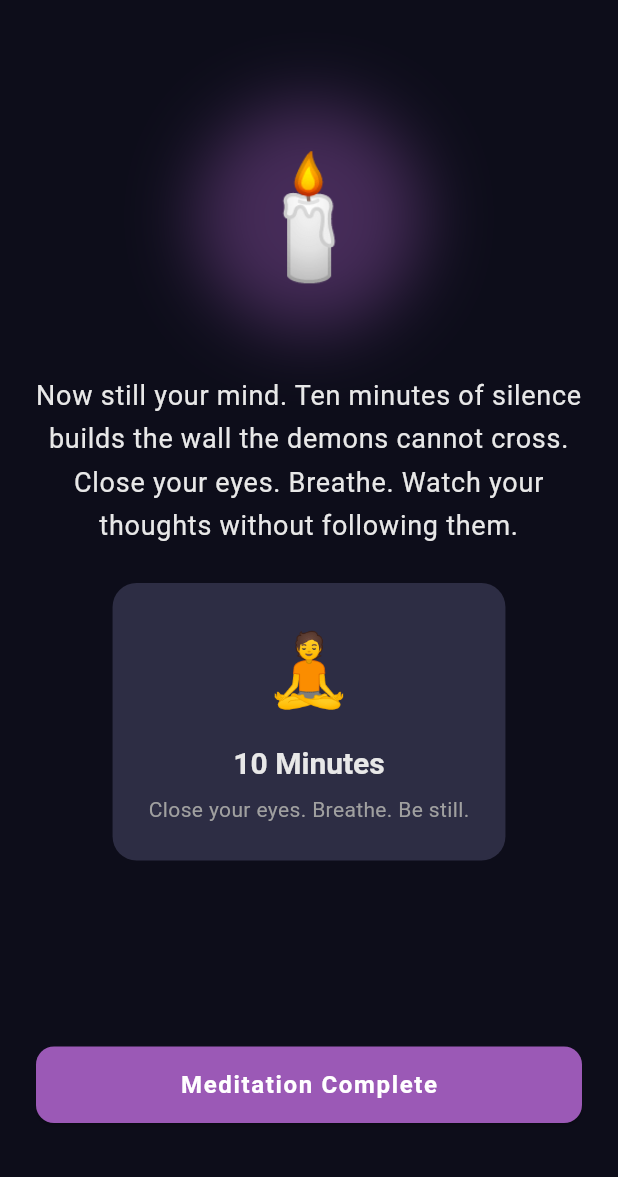
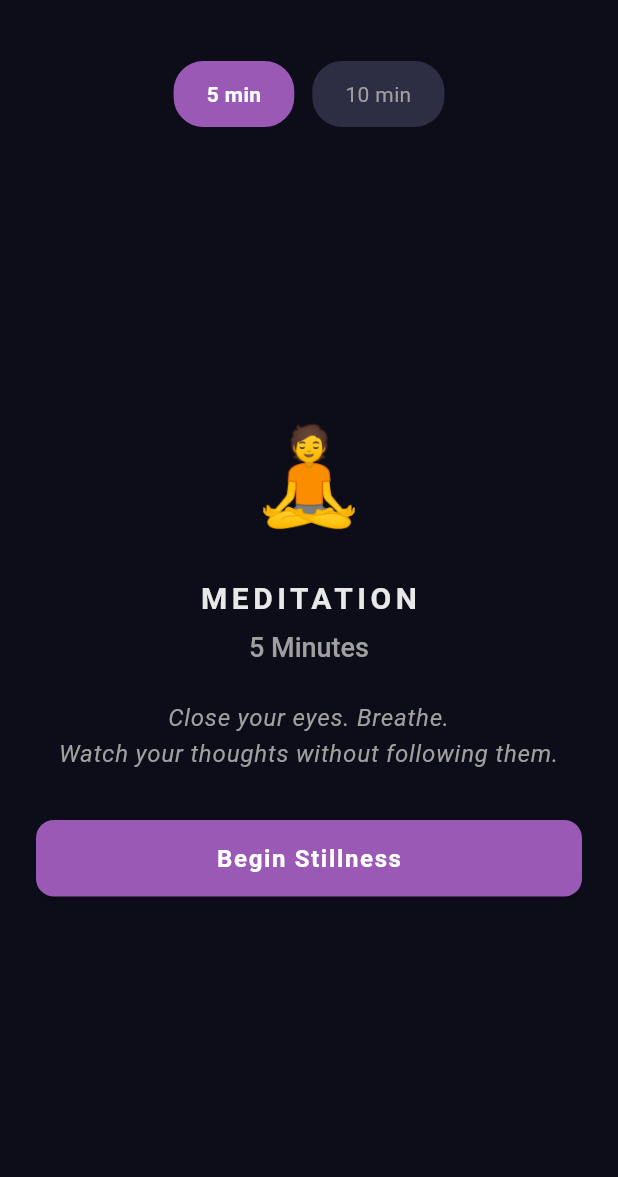
Before and after one commit to nathan-castor/fighting-demons-flutter, a Flutter app: the FaceOffScreen screen opened by its route, after a tap on "I am ready", after a tap on "Done", on a phone screen of 412 x 824 dp, the part 59-1236 px from its top. Run offline on Flutter 3.47's test engine with Material 3 defaults, Android fonts, the phone set to English and light mode, and no system bars; our stand-ins replace flutter_riverpod, go_router, supabase_flutter; accounts and stored records are empty.

Commit message:
Add meditation timer with breathing animation, 5/10 min options

```diff
--- a/lib/screens/face_off/face_off_screen.dart
+++ b/lib/screens/face_off/face_off_screen.dart
@@ -8,6 +8,7 @@ import 'package:fighting_demons/providers/providers.dart';
 import 'package:fighting_demons/router/app_router.dart';
 import 'package:fighting_demons/theme/app_theme.dart';
 import 'package:fighting_demons/config/lore_data.dart';
+import 'package:fighting_demons/widgets/meditation_timer.dart';
 
 enum FaceOffState {
   greeting,
@@ -33,6 +34,7 @@ class _FaceOffScreenState extends ConsumerState<FaceOffScreen>
   int? _reps;
   final _repsController = TextEditingController();
   bool _isPr = false;
+  int _meditationMinutes = 5; // Default 5 minutes, option for 10
 
   late AnimationController _textAnimController;
   late Animation<double> _textFadeAnim;
@@ -242,47 +244,39 @@ class _FaceOffScreenState extends ConsumerState<FaceOffScreen>
   }
 
   Widget _buildMeditation() {
-    final profile = ref.watch(profileProvider).valueOrNull;
-    final stageEmoji = profile?.spiritGuideStage.icon ?? '🕯️';
-
-    return _DialogScreen(
-      emoji: stageEmoji,
-      message: meditationPrompt,
+    return Padding(
+      padding: const EdgeInsets.all(24),
       child: Column(
         children: [
-          const SizedBox(height: 24),
-          // TODO: Add actual meditation timer here
-          Container(
-            padding: const EdgeInsets.all(24),
-            decoration: BoxDecoration(
-              color: AppColors.surfaceLight,
-              borderRadius: BorderRadius.circular(16),
-            ),
-            child: Column(
+          // Duration selector (only show if timer hasn't started)
+          Padding(
+            padding: const EdgeInsets.only(bottom: 24),
+            child: Row(
+              mainAxisAlignment: MainAxisAlignment.center,
               children: [
-                const Text('🧘', style: TextStyle(fontSize: 48)),
-                const SizedBox(height: 16),
-                Text(
-                  '10 Minutes',
-                  style: Theme.of(context).textTheme.headlineMedium,
+                _DurationChip(
+                  label: '5 min',
+                  selected: _meditationMinutes == 5,
+                  onTap: () => setState(() => _meditationMinutes = 5),
                 ),
-                const SizedBox(height: 8),
-                const Text(
-                  'Close your eyes. Breathe. Be still.',
-                  style: TextStyle(color: AppColors.textSecondary),
+                const SizedBox(width: 12),
+                _DurationChip(
+                  label: '10 min',
+                  selected: _meditationMinutes == 10,
+                  onTap: () => setState(() => _meditationMinutes = 10),
                 ),
               ],
             ),
           ),
+
+          Expanded(
+            child: MeditationTimer(
+              durationMinutes: _meditationMinutes,
+              onComplete: _completeMeditation,
+            ),
+          ),
         ],
       ),
-      actions: [
-        _DialogButton(
-          label: 'Meditation Complete',
-          isPrimary: true,
-          onPressed: _completeMeditation,
-        ),
-      ],
     );
   }
 
@@ -462,3 +456,40 @@ class _DialogButton {
     required this.onPressed,
   });
 }
+
+class _DurationChip extends StatelessWidget {
+  final String label;
+  final bool selected;
+  final VoidCallback onTap;
+
+  const _DurationChip({
+    required this.label,
+    required this.selected,
+    required this.onTap,
+  });
+
+  @override
+  Widget build(BuildContext context) {
+    return GestureDetector(
+      onTap: onTap,
+      child: Container(
+        padding: const EdgeInsets.symmetric(horizontal: 20, vertical: 10),
+        decoration: BoxDecoration(
+          color: selected ? AppColors.primary : AppColors.surfaceLight,
+          borderRadius: BorderRadius.circular(20),
+          border: Border.all(
+            color: selected ? AppColors.primary : Colors.transparent,
+            width: 2,
+          ),
+        ),
+        child: Text(
+          label,
+          style: TextStyle(
+            color: selected ? Colors.white : AppColors.textSecondary,
+            fontWeight: selected ? FontWeight.bold : FontWeight.normal,
+          ),
+        ),
+      ),
+    );
+  }
+}
--- /dev/null
+++ b/lib/widgets/meditation_timer.dart
@@ -0,0 +1,286 @@
+/// meditation_timer.dart
+/// Countdown timer for meditation with haptic feedback
+
+import 'dart:async';
+import 'package:flutter/material.dart';
+import 'package:flutter/services.dart';
+import 'package:fighting_demons/theme/app_theme.dart';
+
+class MeditationTimer extends StatefulWidget {
+  final int durationMinutes;
+  final VoidCallback onComplete;
+  final VoidCallback? onSkip;
+
+  const MeditationTimer({
+    super.key,
+    required this.durationMinutes,
+    required this.onComplete,
+    this.onSkip,
+  });
+
+  @override
+  State<MeditationTimer> createState() => _MeditationTimerState();
+}
+
+class _MeditationTimerState extends State<MeditationTimer>
+    with TickerProviderStateMixin {
+  late int _secondsRemaining;
+  Timer? _timer;
+  bool _isRunning = false;
+  bool _isComplete = false;
+  late AnimationController _pulseController;
+  late Animation<double> _pulseAnimation;
+
+  @override
+  void initState() {
+    super.initState();
+    _secondsRemaining = widget.durationMinutes * 60;
+
+    _pulseController = AnimationController(
+      duration: const Duration(seconds: 4),
+      vsync: this,
+    )..repeat(reverse: true);
+
+    _pulseAnimation = Tween<double>(begin: 0.8, end: 1.0).animate(
+      CurvedAnimation(parent: _pulseController, curve: Curves.easeInOut),
+    );
+  }
+
+  @override
+  void dispose() {
+    _timer?.cancel();
+    _pulseController.dispose();
+    super.dispose();
+  }
+
+  void _startTimer() {
+    setState(() {
+      _isRunning = true;
+    });
+
+    // Haptic feedback on start
+    HapticFeedback.mediumImpact();
+
+    _timer = Timer.periodic(const Duration(seconds: 1), (timer) {
+      if (_secondsRemaining > 0) {
+        setState(() {
+          _secondsRemaining--;
+        });
+
+        // Gentle haptic at each minute mark
+        if (_secondsRemaining > 0 && _secondsRemaining % 60 == 0) {
+          HapticFeedback.lightImpact();
+        }
+
+        // Countdown haptics in last 5 seconds
+        if (_secondsRemaining <= 5 && _secondsRemaining > 0) {
+          HapticFeedback.selectionClick();
+        }
+      } else {
+        _timer?.cancel();
+        setState(() {
+          _isComplete = true;
+        });
+        HapticFeedback.heavyImpact();
+      }
+    });
+  }
+
+  void _completeEarly() {
+    _timer?.cancel();
+    widget.onComplete();
+  }
+
+  String get _timeDisplay {
+    final minutes = _secondsRemaining ~/ 60;
+    final seconds = _secondsRemaining % 60;
+    return '${minutes.toString().padLeft(2, '0')}:${seconds.toString().padLeft(2, '0')}';
+  }
+
+  double get _progress {
+    final total = widget.durationMinutes * 60;
+    return 1 - (_secondsRemaining / total);
+  }
+
+  @override
+  Widget build(BuildContext context) {
+    if (_isComplete) {
+      return _buildCompleteState();
+    }
+
+    if (!_isRunning) {
+      return _buildStartState();
+    }
+
+    return _buildTimerState();
+  }
+
+  Widget _buildStartState() {
+    return Column(
+      mainAxisAlignment: MainAxisAlignment.center,
+      children: [
+        const Text('🧘', style: TextStyle(fontSize: 64)),
+        const SizedBox(height: 24),
+        Text(
+          'MEDITATION',
+          style: Theme.of(context).textTheme.headlineMedium?.copyWith(
+                letterSpacing: 3,
+              ),
+        ),
+        const SizedBox(height: 8),
+        Text(
+          '${widget.durationMinutes} Minutes',
+          style: Theme.of(context).textTheme.titleLarge?.copyWith(
+                color: AppColors.textSecondary,
+              ),
+        ),
+        const SizedBox(height: 24),
+        Text(
+          'Close your eyes. Breathe.\nWatch your thoughts without following them.',
+          style: Theme.of(context).textTheme.bodyLarge?.copyWith(
+                color: AppColors.textSecondary,
+                fontStyle: FontStyle.italic,
+              ),
+          textAlign: TextAlign.center,
+        ),
+        const SizedBox(height: 32),
+        SizedBox(
+          width: double.infinity,
+          child: ElevatedButton(
+            onPressed: _startTimer,
+            child: const Text('Begin Stillness'),
+          ),
+        ),
+        if (widget.onSkip != null) ...[
+          const SizedBox(height: 12),
+          TextButton(
+            onPressed: widget.onSkip,
+            child: const Text('Skip meditation'),
+          ),
+        ],
+      ],
+    );
+  }
+
+  Widget _buildTimerState() {
+    return Column(
+      mainAxisAlignment: MainAxisAlignment.center,
+      children: [
+        // Breathing circle with timer
+        AnimatedBuilder(
+          animation: _pulseAnimation,
+          builder: (context, child) {
+            return Transform.scale(
+              scale: _pulseAnimation.value,
+              child: Container(
+                width: 200,
+                height: 200,
+                decoration: BoxDecoration(
+                  shape: BoxShape.circle,
+                  gradient: RadialGradient(
+                    colors: [
+                      AppColors.primary.withValues(alpha: 0.3),
+                      AppColors.primary.withValues(alpha: 0.1),
+                      Colors.transparent,
+                    ],
+                  ),
+                ),
+                child: Center(
+                  child: Container(
+                    width: 160,
+                    height: 160,
+                    decoration: BoxDecoration(
+                      shape: BoxShape.circle,
+                      border: Border.all(
+                        color: AppColors.primary.withValues(alpha: 0.5),
+                        width: 2,
+                      ),
+                    ),
+                    child: Center(
+                      child: Text(
+                        _timeDisplay,
+                        style:
+                            Theme.of(context).textTheme.displayMedium?.copyWith(
+                                  fontWeight: FontWeight.w300,
+                                  letterSpacing: 4,
+                                ),
+                      ),
+                    ),
+                  ),
+                ),
+              ),
+            );
+          },
+        ),
+        const SizedBox(height: 32),
+
+        // Progress bar
+        Padding(
+          padding: const EdgeInsets.symmetric(horizontal: 48),
+          child: ClipRRect(
+            borderRadius: BorderRadius.circular(4),
+            child: LinearProgressIndicator(
+              value: _progress,
+              backgroundColor: AppColors.surfaceLight,
+              valueColor:
+                  const AlwaysStoppedAnimation<Color>(AppColors.primary),
+              minHeight: 6,
+            ),
+          ),
+        ),
+        const SizedBox(height: 24),
+
+        // Breathing instruction
+        Text(
+          _pulseAnimation.value > 0.9 ? 'Breathe out...' : 'Breathe in...',
+          style: Theme.of(context).textTheme.bodyLarge?.copyWith(
+                color: AppColors.textMuted,
+                fontStyle: FontStyle.italic,
+              ),
+        ),
+        const SizedBox(height: 32),
+
+        // Complete early option (appears after 1 minute)
+        if (_secondsRemaining < (widget.durationMinutes * 60) - 60)
+          TextButton(
+            onPressed: _completeEarly,
+            child: const Text('Complete Early'),
+          ),
+      ],
+    );
+  }
+
+  Widget _buildCompleteState() {
+    return Column(
+      mainAxisAlignment: MainAxisAlignment.center,
+      children: [
+        const Text('✨', style: TextStyle(fontSize: 64)),
+        const SizedBox(height: 24),
+        Text(
+          'THE SILENCE HAS BEEN KEPT',
+          style: Theme.of(context).textTheme.headlineMedium?.copyWith(
+                letterSpacing: 2,
+                color: AppColors.accent,
+              ),
+        ),
+        const SizedBox(height: 16),
+        Text(
+          'Ten minutes of stillness builds a wall\nthe demons cannot cross.',
+          style: Theme.of(context).textTheme.bodyLarge?.copyWith(
+                color: AppColors.textSecondary,
+                fontStyle: FontStyle.italic,
+              ),
+          textAlign: TextAlign.center,
+        ),
+        const SizedBox(height: 32),
+        SizedBox(
+          width: double.infinity,
+          child: ElevatedButton(
+            onPressed: widget.onComplete,
+            child: const Text('Continue'),
+          ),
+        ),
+      ],
+    );
+  }
+}
```
